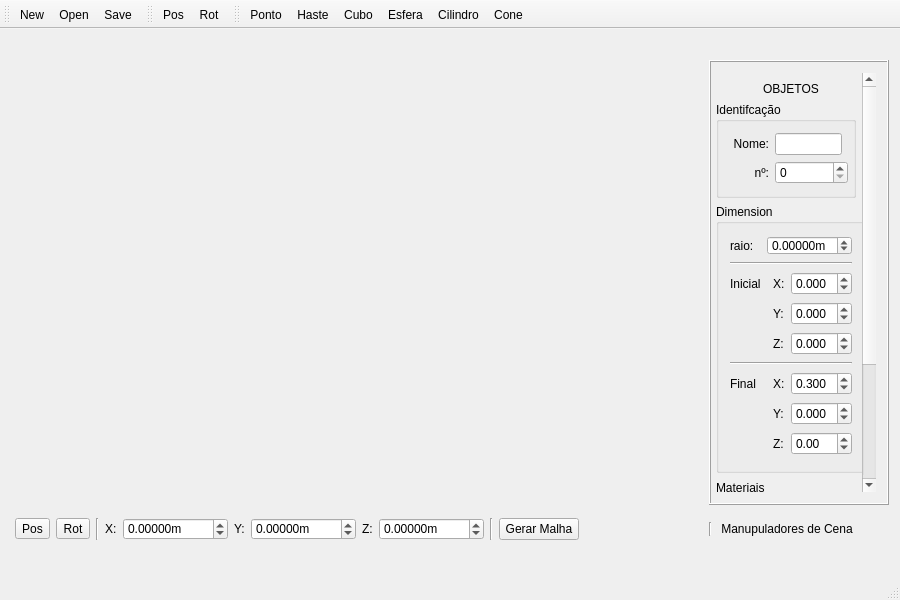
First picture: the form in final_Interface/mainwindow.ui, repository pvmocbel/Lane3dViewer, before the edit.
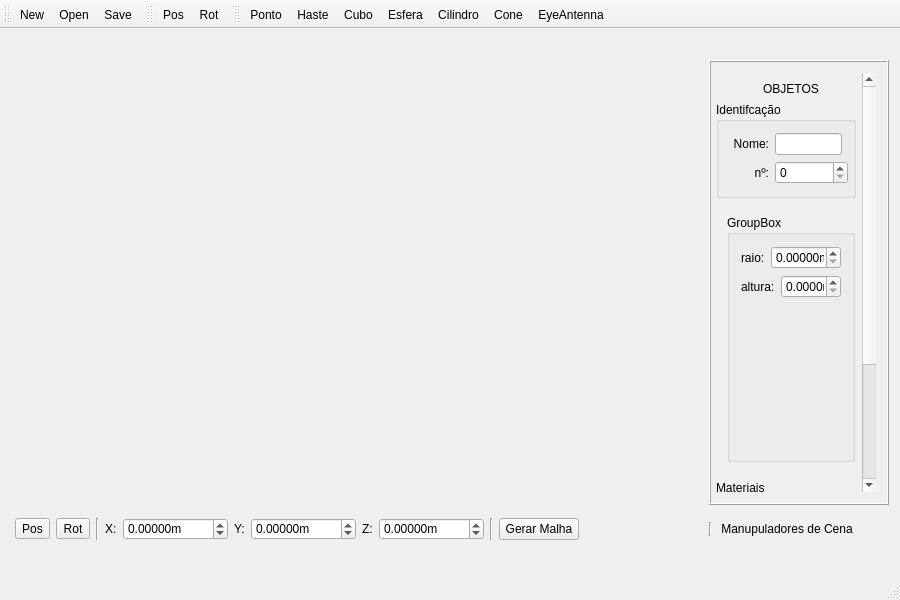
Second picture: the form after the edit.

Commit message: eye antenna almost finalized

The edit to the form file:
```diff
--- a/final_Interface/mainwindow.ui
+++ b/final_Interface/mainwindow.ui
@@ -374,7 +374,7 @@
                <x>0</x>
                <y>0</y>
                <width>150</width>
-               <height>549</height>
+               <height>611</height>
               </rect>
              </property>
              <layout class="QGridLayout" name="gridLayout_3">
@@ -679,7 +679,7 @@
                  </size>
                 </property>
                 <property name="currentIndex">
-                 <number>1</number>
+                 <number>6</number>
                 </property>
                 <widget class="QWidget" name="page_Ponto">
                  <layout class="QVBoxLayout" name="verticalLayout_11">
@@ -1463,6 +1463,72 @@
                   </item>
                  </layout>
                 </widget>
+                <widget class="QWidget" name="page">
+                 <layout class="QGridLayout" name="gridLayout_5">
+                  <item row="0" column="0">
+                   <widget class="QGroupBox" name="groupBox_3">
+                    <property name="title">
+                     <string>GroupBox</string>
+                    </property>
+                    <layout class="QGridLayout" name="gridLayout_6">
+                     <item row="0" column="0">
+                      <widget class="QLabel" name="label_15">
+                       <property name="text">
+                        <string>raio:</string>
+                       </property>
+                      </widget>
+                     </item>
+                     <item row="0" column="1" colspan="2">
+                      <widget class="QDoubleSpinBox" name="raio_eye_antenna">
+                       <property name="sizePolicy">
+                        <sizepolicy hsizetype="Minimum" vsizetype="Fixed">
+                         <horstretch>0</horstretch>
+                         <verstretch>0</verstretch>
+                        </sizepolicy>
+                       </property>
+                       <property name="suffix">
+                        <string>m</string>
+                       </property>
+                       <property name="decimals">
+                        <number>5</number>
+                       </property>
+                      </widget>
+                     </item>
+                     <item row="1" column="0" colspan="2">
+                      <widget class="QLabel" name="label_16">
+                       <property name="text">
+                        <string>altura:</string>
+                       </property>
+                      </widget>
+                     </item>
+                     <item row="1" column="2">
+                      <widget class="QDoubleSpinBox" name="height_eye_antenna">
+                       <property name="suffix">
+                        <string>m</string>
+                       </property>
+                       <property name="decimals">
+                        <number>4</number>
+                       </property>
+                      </widget>
+                     </item>
+                     <item row="2" column="2">
+                      <spacer name="verticalSpacer_7">
+                       <property name="orientation">
+                        <enum>Qt::Vertical</enum>
+                       </property>
+                       <property name="sizeHint" stdset="0">
+                        <size>
+                         <width>20</width>
+                         <height>148</height>
+                        </size>
+                       </property>
+                      </spacer>
+                     </item>
+                    </layout>
+                   </widget>
+                  </item>
+                 </layout>
+                </widget>
                </widget>
               </item>
              </layout>
@@ -1728,6 +1794,7 @@
    <addaction name="actionEsfera"/>
    <addaction name="actionCilindro"/>
    <addaction name="actionCone"/>
+   <addaction name="actionEyeAntenna"/>
   </widget>
   <action name="actionOpen">
    <property name="text">
@@ -1817,6 +1884,14 @@
     <string>Cria Cone</string>
    </property>
   </action>
+  <action name="actionEyeAntenna">
+   <property name="text">
+    <string>EyeAntenna</string>
+   </property>
+   <property name="toolTip">
+    <string>cria Eye Antenna</string>
+   </property>
+  </action>
  </widget>
  <layoutdefault spacing="6" margin="11"/>
  <resources/>
```
Left out of the diff: 6 changed lines with no effect on the pictures. The commit also changes 10 other files.
